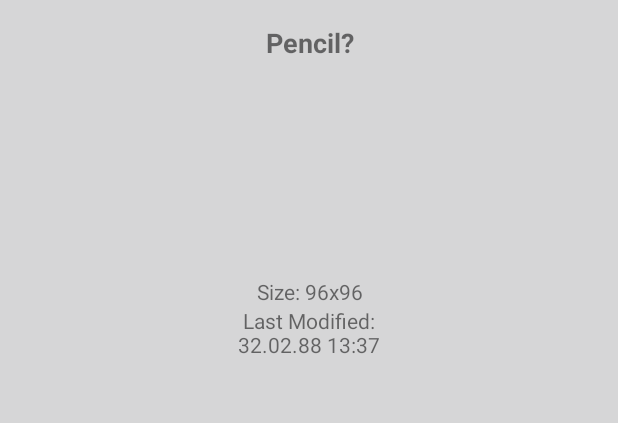
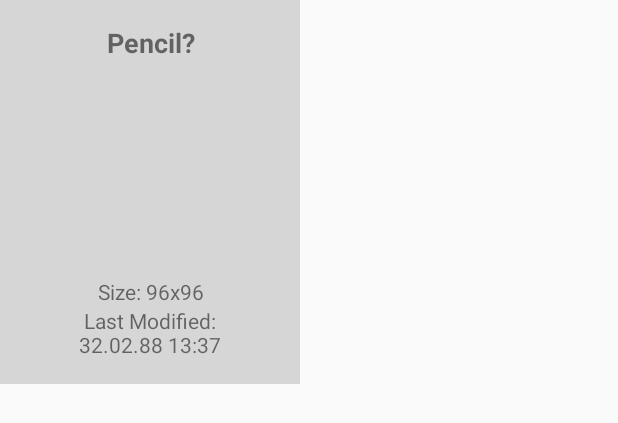
Before and after one commit to Aefyr/PXL, an Android app: the layout gallery_item.xml on its own in the app's theme, with its tools: preview values and no code run, on a phone screen of 412 x 824 dp. Shown: the top 423 px of the screen. Run offline under Robolectric (Android 15) with nearby library versions, the phone set to English and light mode, and no system bars.

Commit message:
*RecyclerViews' GridLayoutManagers now use adaptive spanCount

```diff
--- a/app/src/main/AndroidManifest.xml
+++ b/app/src/main/AndroidManifest.xml
@@ -21,6 +21,7 @@
         <activity
             android:name=".MainActivity"
             android:label="@string/title_activity_main"
+            android:screenOrientation="portrait"
             android:theme="@style/AppTheme">
             <intent-filter>
                 <action android:name="android.intent.action.MAIN" />
--- a/app/src/main/java/com/af/pxl/Fragments/GalleryFragment.java
+++ b/app/src/main/java/com/af/pxl/Fragments/GalleryFragment.java
@@ -66,7 +66,7 @@ public class GalleryFragment extends Fragment {
         RecyclerView recyclerView = (RecyclerView) view.findViewById(R.id.galleryRecycler);
         adapter = new ProjectsRecycleAdapter(getContext(), ProjectsUtils.getProjects());
         recyclerView.setAdapter(adapter);
-        recyclerView.setLayoutManager(new GridLayoutManager(getContext(), 2));
+        recyclerView.setLayoutManager(new GridLayoutManager(getContext(), (int) (Utils.getScreenWidth(getResources())/Utils.dpToPx(200, getResources()))));
 
 
         view.findViewById(R.id.test1).setOnClickListener(new View.OnClickListener() {
--- a/app/src/main/java/com/af/pxl/Palettes/PalettePickerActivity.java
+++ b/app/src/main/java/com/af/pxl/Palettes/PalettePickerActivity.java
@@ -26,7 +26,7 @@ public class PalettePickerActivity extends AppCompatActivity {
 
         RecyclerView recyclerView = (RecyclerView) findViewById(R.id.palettesRecyclerView);
         adapter = new PalettePickRecyclerAdapter(this, PaletteUtils.getSavedPalettes());
-        recyclerView.setLayoutManager(new GridLayoutManager(this, 3));
+        recyclerView.setLayoutManager(new GridLayoutManager(this, (int)(Utils.getScreenWidth(getResources())/Utils.dpToPx(130, getResources()))));
         recyclerView.setAdapter(adapter);
 
         initializePaletteItemsInteractions();
--- a/app/src/main/java/com/af/pxl/TestActivity.java
+++ b/app/src/main/java/com/af/pxl/TestActivity.java
@@ -2,12 +2,15 @@ package com.af.pxl;
 
 import android.support.v7.app.AppCompatActivity;
 import android.os.Bundle;
+import android.view.MotionEvent;
 
 public class TestActivity extends AppCompatActivity {
 
     @Override
     protected void onCreate(Bundle savedInstanceState) {
         super.onCreate(savedInstanceState);
-        setContentView(R.layout.activity_test);
+        setContentView(R.layout.project_creation);
+        setFinishOnTouchOutside(true);
     }
+
 }
--- a/app/src/main/res/layout/gallery_item.xml
+++ b/app/src/main/res/layout/gallery_item.xml
@@ -1,8 +1,8 @@
 <?xml version="1.0" encoding="utf-8"?>
 <LinearLayout xmlns:android="http://schemas.android.com/apk/res/android"
     xmlns:app="http://schemas.android.com/apk/res-auto"
-    android:layout_width="match_parent"
-    android:layout_height="match_parent"
+    android:layout_width="200dp"
+    android:layout_height="256dp"
     android:background="@drawable/selector2"
     android:orientation="vertical"
     android:padding="16dp">
--- a/app/src/main/res/layout/palette_item.xml
+++ b/app/src/main/res/layout/palette_item.xml
@@ -1,6 +1,6 @@
 <?xml version="1.0" encoding="utf-8"?>
 <LinearLayout xmlns:android="http://schemas.android.com/apk/res/android"
-    android:layout_width="128dp"
+    android:layout_width="130dp"
     android:layout_height="160dp"
     android:background="@drawable/selector2"
     android:orientation="vertical"
@@ -15,12 +15,14 @@
 
     <TextView
         android:id="@+id/paletteName"
-        android:layout_width="wrap_content"
+        android:layout_width="match_parent"
         android:layout_height="wrap_content"
         android:layout_gravity="center"
         android:layout_marginTop="8dp"
         android:gravity="center"
         android:paddingBottom="16dp"
+        android:paddingEnd="6dp"
+        android:paddingStart="6dp"
         android:text="PaletteName"
         android:textSize="14sp"
         android:textStyle="bold"
--- a/app/src/main/res/values/strings.xml
+++ b/app/src/main/res/values/strings.xml
@@ -17,6 +17,7 @@
     <string name="incorrect_name">Project name is already in use or incorrect!\n(You may use only letters, digits and spaces)</string>
 
     <!-- Project creation -->
+    <string name="create_new_project">Create New Project</string>
     <string name="name">Name</string>
     <string name="width">Width</string>
     <string name="height">Height</string>
--- a/app/src/main/res/values/styles.xml
+++ b/app/src/main/res/values/styles.xml
@@ -35,7 +35,10 @@
         <item name="android:windowContentOverlay">@null</item>
         <item name="android:windowNoTitle">true</item>
         <item name="android:windowIsFloating">true</item>
-        <item name="android:backgroundDimEnabled">false</item>
+        <item name="android:backgroundDimEnabled">true</item>
+        <item name="colorPrimary">@color/colorPrimary</item>
+        <item name="colorPrimaryDark">@color/colorPrimaryDark</item>
+        <item name="colorAccent">@color/colorAccent</item>
     </style>
 
 </resources>
```
Also changed, not shown: app/src/main/java/com/af/pxl/Utils.java (+14 -0 lines), app/src/main/res/layout/project_creation.xml (+19 -2 lines).
